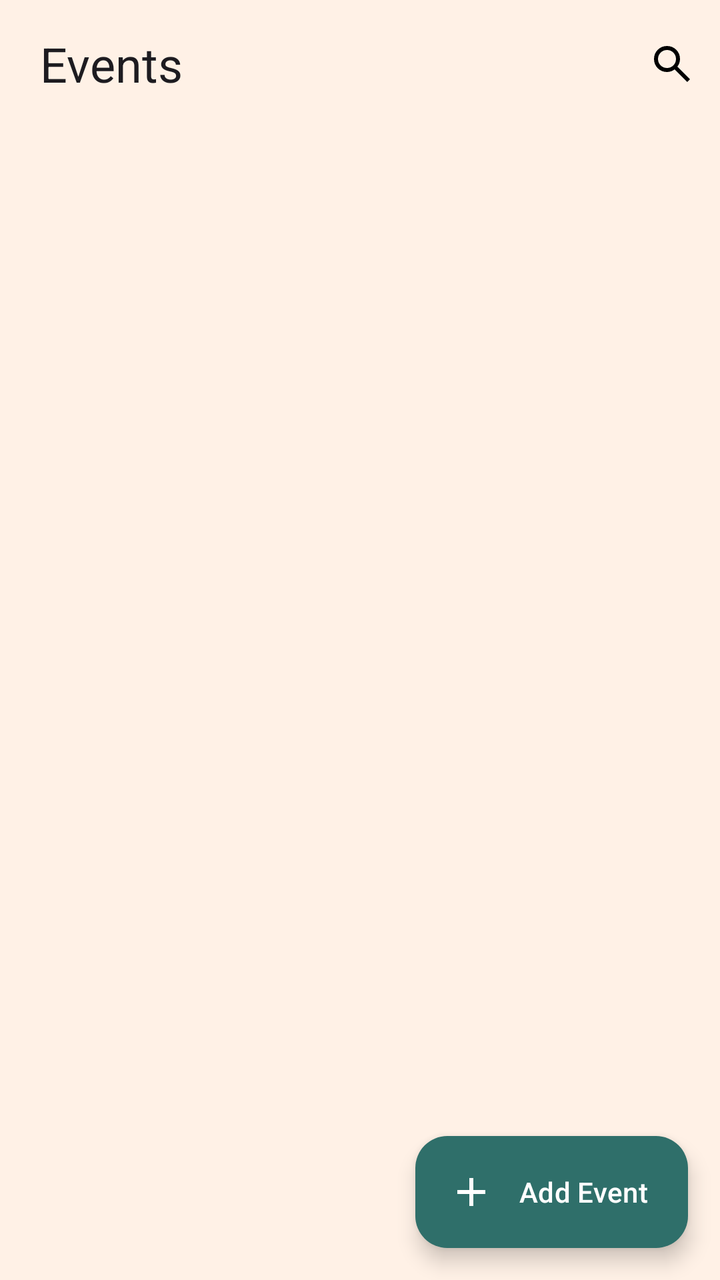
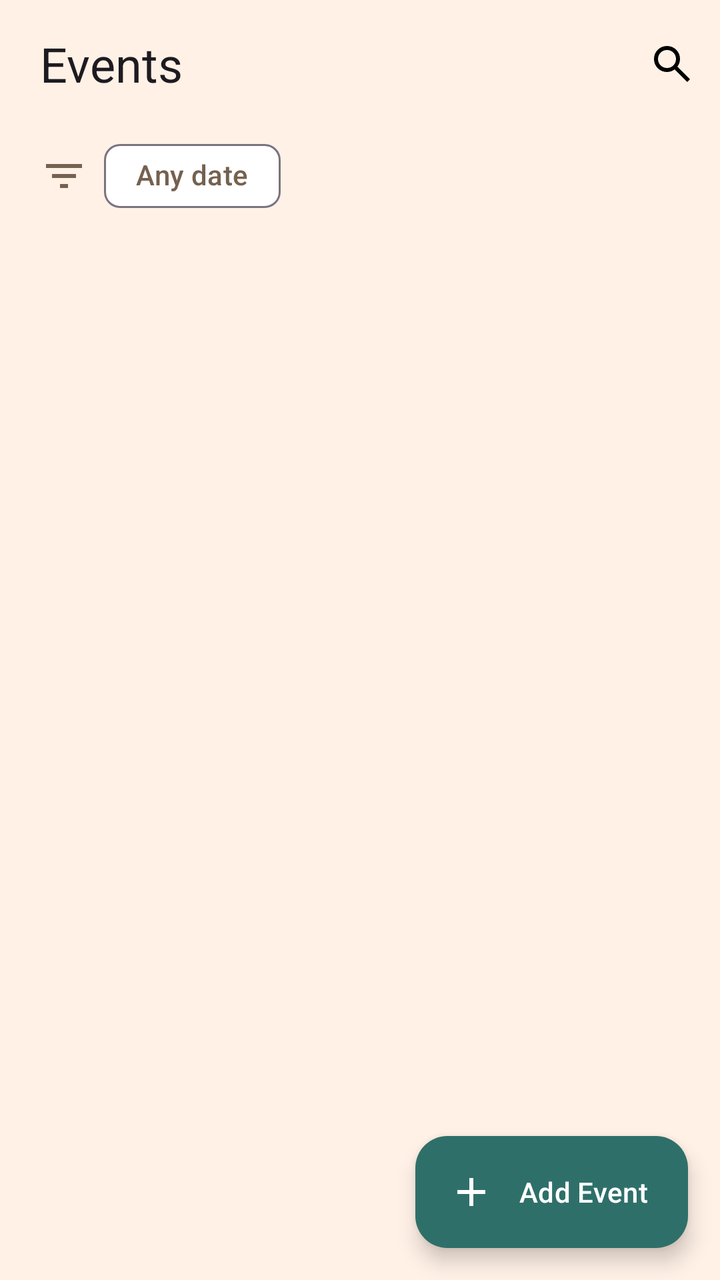

Compare the two renders of this Android layout. The source of the first and the diff that turns it into the second are given below.
<!-- AndroidManifest.xml: application theme Theme.EventAdmin -->
<!-- res/layout/activity_main.xml -->
<?xml version="1.0" encoding="utf-8"?>
<androidx.constraintlayout.widget.ConstraintLayout xmlns:android="http://schemas.android.com/apk/res/android"
    xmlns:app="http://schemas.android.com/apk/res-auto"
    xmlns:tools="http://schemas.android.com/tools"
    android:id="@+id/main"
    android:layout_width="match_parent"
    android:layout_height="match_parent"
    tools:context=".MainActivity">
    
    <com.google.android.material.appbar.MaterialToolbar
        android:layout_width="0dp"
        android:layout_height="?attr/actionBarSize"
        android:id="@+id/toolbar"
        app:title="@string/title"
        app:titleTextAppearance="?attr/textAppearanceHeadlineSmall"
        app:menu="@menu/menu_main"
        app:contentInsetStart="@dimen/page_padding"
        app:layout_constraintTop_toTopOf="parent"
        app:layout_constraintStart_toStartOf="parent"
        app:layout_constraintEnd_toEndOf="parent"/>

    <TextView
        android:id="@+id/txtEventCount"
        android:layout_width="wrap_content"
        android:layout_height="wrap_content"
        app:layout_constraintTop_toBottomOf="@id/toolbar"
        app:layout_constraintStart_toStartOf="parent"
        android:layout_marginStart="@dimen/page_padding"
        android:layout_marginTop="@dimen/space_extra_small"
        android:textAppearance="?attr/textAppearanceBodyMedium"
        android:textColor="@color/text_secondary" />

    <androidx.recyclerview.widget.RecyclerView
        android:id="@+id/recyclerEvents"
        android:layout_width="0dp"
        android:layout_height="0dp"
        android:layout_marginTop="@dimen/space_large"
        android:clipToPadding="false"
        android:paddingHorizontal="@dimen/page_padding"
        android:paddingBottom="@dimen/fab_clearance"
        app:layout_constraintBottom_toBottomOf="parent"
        app:layout_constraintEnd_toEndOf="parent"
        app:layout_constraintStart_toStartOf="parent"
        app:layout_constraintTop_toBottomOf="@id/txtEventCount" />

    <TextView
        android:id="@+id/txtEmpty"
        android:layout_width="wrap_content"
        android:layout_height="wrap_content"
        android:gravity="center"
        android:textAppearance="?attr/textAppearanceBodyMedium"
        android:visibility="gone"
        android:textColor="@color/text_secondary"
        app:layout_constraintBottom_toBottomOf="parent"
        app:layout_constraintEnd_toEndOf="parent"
        app:layout_constraintStart_toStartOf="parent"
        app:layout_constraintTop_toTopOf="parent" />

    <com.google.android.material.floatingactionbutton.ExtendedFloatingActionButton
        android:id="@+id/fabAddEvent"
        android:layout_width="wrap_content"
        android:layout_height="wrap_content"
        app:layout_constraintBottom_toBottomOf="parent"
        app:layout_constraintEnd_toEndOf="parent"
        android:layout_margin="@dimen/space_medium"
        android:text="@string/add_event"
        app:icon="@drawable/ic_add"
        app:backgroundTint="@color/accent"
        android:textColor="@color/on_accent"
        app:iconTint="@color/on_accent" />
</androidx.constraintlayout.widget.ConstraintLayout>
<!-- resources referenced by this layout -->
<resources>
  <color name="accent">#2F6F6A</color>
  <color name="on_accent">#FFFFFF</color>
  <color name="text_secondary">#75614F</color>
  <dimen name="fab_clearance">96dp</dimen>
  <dimen name="page_padding">20dp</dimen>
  <dimen name="space_extra_small">4dp</dimen>
  <dimen name="space_large">24dp</dimen>
  <dimen name="space_medium">16dp</dimen>
  <!-- drawable ic_add (drawable) -->
  <?xml version="1.0" encoding="utf-8"?>
  <vector xmlns:android="http://schemas.android.com/apk/res/android"
      android:width="24dp" android:height="24dp"
      android:viewportWidth="24" android:viewportHeight="24">
      <path android:fillColor="#FFFFFFFF"
          android:pathData="M19,13h-6v6h-2v-6H5v-2h6V5h2v6h6v2z" />
  </vector>
  <string name="add_event">Add Event</string>
  <string name="title">Events</string>
  <style name="Theme.EventAdmin" parent="Base.Theme.EventAdmin" />
  <style name="Base.Theme.EventAdmin" parent="Theme.Material3.Light.NoActionBar">
          
          
          <item name="colorPrimary">@color/accent</item>
          <item name="android:colorBackground">@color/background</item>
          <item name="colorOnPrimary">@color/on_accent</item>
          <item name="colorSurface">@color/surface</item>
          <item name="colorOnBackground">@color/text_primary</item>
          <item name="colorOnSurface">@color/text_primary</item>
          <item name="colorOnSurfaceVariant">@color/text_secondary</item>
          <item name="colorSecondaryContainer">@color/accent_container</item>
          <item name="colorOnSecondaryContainer">@color/on_accent_container</item>
      </style>
  <color name="background">#FFF1E6</color>
  <color name="surface">#FFFFFF</color>
  <color name="text_primary">#2B211B</color>
  <color name="accent_container">#D6E8E5</color>
  <color name="on_accent_container">#1F4E4A</color>
</resources>

<!-- the commit's change to res/layout/activity_main.xml (unified diff, before → after) -->
@@ -18,12 +18,40 @@
         app:layout_constraintTop_toTopOf="parent"
         app:layout_constraintStart_toStartOf="parent"
         app:layout_constraintEnd_toEndOf="parent"/>
+    <ImageView
+        android:id="@+id/imgFilter"
+        android:layout_width="@dimen/ic_filter_size"
+        android:layout_height="@dimen/ic_filter_size"
+        android:src="@drawable/ic_filter"
+        app:tint="@color/text_secondary"
+        android:contentDescription="@string/filters"
+        android:layout_marginStart="@dimen/page_padding"
+        app:layout_constraintStart_toStartOf="parent"
+        app:layout_constraintTop_toTopOf="@id/chipGroupFilters"
+        app:layout_constraintBottom_toBottomOf="@id/chipGroupFilters"
+        />
+    <com.google.android.material.chip.ChipGroup
+        android:id="@+id/chipGroupFilters"
+        android:layout_width="0dp"
+        android:layout_height="wrap_content"
+        android:layout_marginStart="@dimen/space_small"
+        android:layout_marginEnd="@dimen/page_padding"
+        app:layout_constraintTop_toBottomOf="@id/toolbar"
+        app:layout_constraintStart_toEndOf="@id/imgFilter"
+        app:layout_constraintEnd_toEndOf="parent">
+        <com.google.android.material.chip.Chip
+            android:id="@+id/chipDate"
+            android:layout_width="wrap_content"
+            android:layout_height="wrap_content"
+            style="@style/Widget.Material3.Chip.Filter"
+            android:text="@string/chip_date"/>
+    </com.google.android.material.chip.ChipGroup>
 
     <TextView
         android:id="@+id/txtEventCount"
         android:layout_width="wrap_content"
         android:layout_height="wrap_content"
-        app:layout_constraintTop_toBottomOf="@id/toolbar"
+        app:layout_constraintTop_toBottomOf="@id/chipGroupFilters"
         app:layout_constraintStart_toStartOf="parent"
         android:layout_marginStart="@dimen/page_padding"
         android:layout_marginTop="@dimen/space_extra_small"
@@ -34,7 +62,7 @@
         android:id="@+id/recyclerEvents"
         android:layout_width="0dp"
         android:layout_height="0dp"
-        android:layout_marginTop="@dimen/space_large"
+        android:layout_marginTop="@dimen/space_small"
         android:clipToPadding="false"
         android:paddingHorizontal="@dimen/page_padding"
         android:paddingBottom="@dimen/fab_clearance"
<!-- resource entries referenced after the edit -->
@@ -4,10 +4,11 @@
   <color name="on_accent">#FFFFFF</color>
   <color name="text_secondary">#75614F</color>
   <dimen name="fab_clearance">96dp</dimen>
+  <dimen name="ic_filter_size">24dp</dimen>
   <dimen name="page_padding">20dp</dimen>
   <dimen name="space_extra_small">4dp</dimen>
-  <dimen name="space_large">24dp</dimen>
   <dimen name="space_medium">16dp</dimen>
+  <dimen name="space_small">8dp</dimen>
   <!-- drawable ic_add (drawable) -->
   <?xml version="1.0" encoding="utf-8"?>
   <vector xmlns:android="http://schemas.android.com/apk/res/android"
@@ -16,7 +17,15 @@
       <path android:fillColor="#FFFFFFFF"
           android:pathData="M19,13h-6v6h-2v-6H5v-2h6V5h2v6h6v2z" />
   </vector>
+  <!-- drawable ic_filter (drawable) -->
+  <vector xmlns:android="http://schemas.android.com/apk/res/android" android:height="24dp" android:tint="#000000" android:viewportHeight="960" android:viewportWidth="960" android:width="24dp">
+        
+      <path android:fillColor="@android:color/white" android:pathData="M400,720L400,640L560,640L560,720L400,720ZM240,520L240,440L720,440L720,520L240,520ZM120,320L120,240L840,240L840,320L120,320Z"/>
+      
+  </vector>
   <string name="add_event">Add Event</string>
+  <string name="chip_date">Any date</string>
+  <string name="filters">Filters</string>
   <string name="title">Events</string>
   <style name="Theme.EventAdmin" parent="Base.Theme.EventAdmin" />
   <style name="Base.Theme.EventAdmin" parent="Theme.Material3.Light.NoActionBar">
